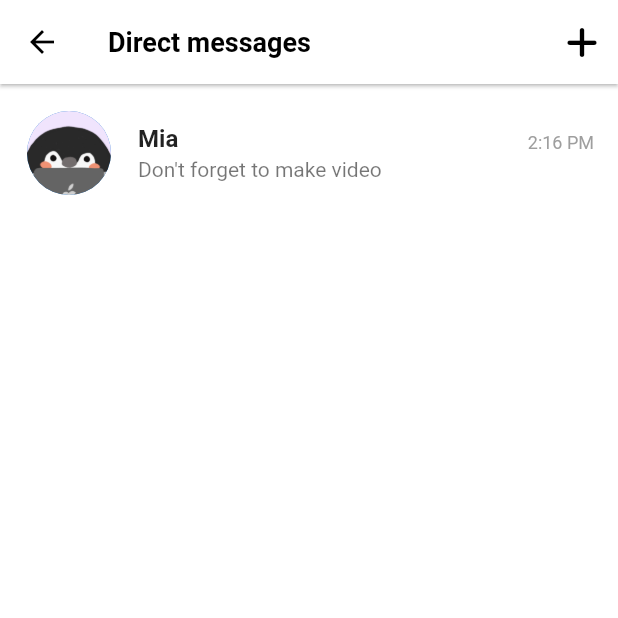
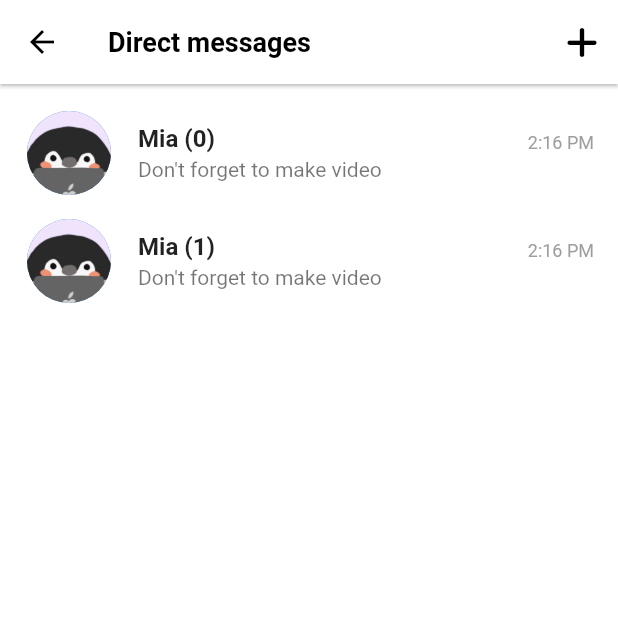
Before and after one commit to seo081225/tiktok_clone, a Flutter app: the ChatsScreen screen opened directly, after a tap on an icon or button, on a phone screen of 412 x 824 dp, the top half of it. Run offline on Flutter 3.47's test engine with Material 2 defaults, Android fonts, the phone set to English and light mode, and no system bars; our stand-ins replace font_awesome_flutter, video_player, visibility_detector; network calls fail.

Commit message:
#11.2 AnimatedList

```diff
--- a/lib/features/inbox/chats_screen.dart
+++ b/lib/features/inbox/chats_screen.dart
@@ -10,6 +10,20 @@ class ChatsScreen extends StatefulWidget {
 }
 
 class _ChatsScreenState extends State<ChatsScreen> {
+  final GlobalKey<AnimatedListState> _key = GlobalKey<AnimatedListState>();
+
+  final List<int> _items = [];
+
+  void _addItem() {
+    if (_key.currentState != null) {
+      _key.currentState!.insertItem(
+        _items.length,
+        duration: const Duration(milliseconds: 500),
+      );
+      _items.add(_items.length);
+    }
+  }
+
   @override
   Widget build(BuildContext context) {
     return Scaffold(
@@ -18,17 +32,24 @@ class _ChatsScreenState extends State<ChatsScreen> {
         title: const Text('Direct messages'),
         actions: [
           IconButton(
-            onPressed: () {},
+            onPressed: _addItem,
             icon: const FaIcon(FontAwesomeIcons.plus),
           ),
         ],
       ),
-      body: ListView(
+      body: AnimatedList(
+        initialItemCount: 1,
+        key: _key,
         padding: const EdgeInsets.symmetric(
           vertical: Sizes.size10,
         ),
-        children: [
-          ListTile(
+        itemBuilder: (context, index, animation) {
+          return FadeTransition(
+            key: UniqueKey(),
+            opacity: animation,
+            child: SizeTransition(
+              sizeFactor: animation,
+              child: ListTile(
                 leading: const CircleAvatar(
                   radius: 30,
                   backgroundImage: AssetImage("assets/images/profile.PNG"),
@@ -37,9 +58,9 @@ class _ChatsScreenState extends State<ChatsScreen> {
                   mainAxisAlignment: MainAxisAlignment.spaceBetween,
                   crossAxisAlignment: CrossAxisAlignment.end,
                   children: [
-                const Text(
-                  "Mia",
-                  style: TextStyle(fontWeight: FontWeight.w600),
+                    Text(
+                      "Mia ($index)",
+                      style: const TextStyle(fontWeight: FontWeight.w600),
                     ),
                     Text(
                       "2:16 PM",
@@ -51,8 +72,10 @@ class _ChatsScreenState extends State<ChatsScreen> {
                   ],
                 ),
                 subtitle: const Text("Don't forget to make video"),
-          )
-        ],
+              ),
+            ),
+          );
+        },
       ),
     );
   }
```
Lines whose indentation alone changed are shown as unchanged.
